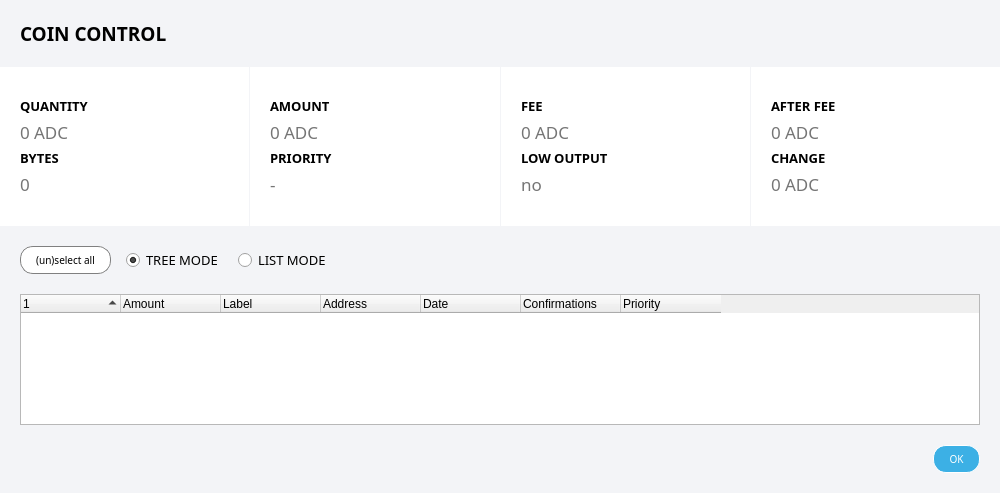
The window that src/qt/forms/coincontroldialog.ui (aurovine/AudioCoin) describes before a commit, drawn with Qt 5.
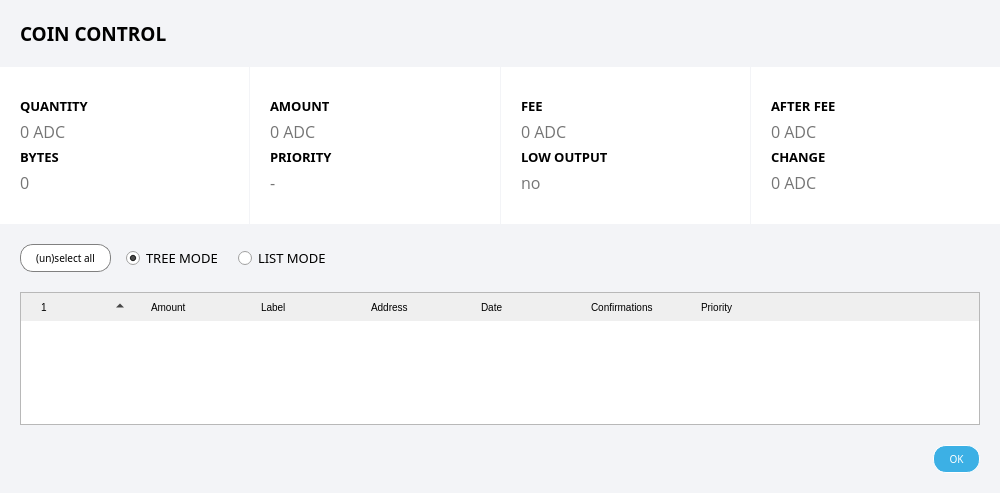
The same window after the commit. Icons and pictures are not drawn. Custom widgets are drawn as their Qt base class.

Commit message: changes used fonts and sets FaderDialog inheritance

Patch:
```diff
--- a/src/qt/forms/coincontroldialog.ui
+++ b/src/qt/forms/coincontroldialog.ui
@@ -21,7 +21,29 @@
 QPushButton { font-family: 'Montserrat'; text-transform: uppercase; font-size: 10px; border: 1px solid gray; padding: 0px 15px; border-radius: 13px; min-height: 26px; max-height: 26px; background-color: white; }
 
 QPushButton:hover, QPushButton:pressed { background-color: #1c99d2; color: white; }
-QPushButton:disabled { background-color: white; color: gray; }</string>
+QPushButton:disabled { background-color: white; color: gray; }
+
+QTreeView::item, QTableView::item {
+	border: 0;
+	padding: 0px 15px;
+	font-family: 'Open Sans';
+}
+
+QHeaderView::section {
+	font-family: 'Montserrat';
+	font-size: 10px;
+	padding: 5px 20px;
+	border: none;
+	text-transform: uppercase;
+}
+
+QHeaderView::down_arrow {
+	image: url(:/icons/md/arrow_down);
+}
+
+QHeaderView::up_arrow {
+	image: url(:/icons/md/arrow_up);
+}</string>
   </property>
   <layout class="QVBoxLayout" name="verticalLayout">
    <property name="spacing">
@@ -197,8 +219,8 @@
              <widget class="QLabel" name="labelCoinControlQuantity">
               <property name="font">
                <font>
-                <family>Montserrat</family>
-                <pointsize>13</pointsize>
+                <family>Open Sans</family>
+                <pointsize>12</pointsize>
                </font>
               </property>
               <property name="cursor">
@@ -222,8 +244,8 @@
              <widget class="QLabel" name="labelCoinControlBytes">
               <property name="font">
                <font>
-                <family>Montserrat</family>
-                <pointsize>13</pointsize>
+                <family>Open Sans</family>
+                <pointsize>12</pointsize>
                </font>
               </property>
               <property name="cursor">
@@ -316,8 +338,8 @@
              <widget class="QLabel" name="labelCoinControlAmount">
               <property name="font">
                <font>
-                <family>Montserrat</family>
-                <pointsize>13</pointsize>
+                <family>Open Sans</family>
+                <pointsize>12</pointsize>
                </font>
               </property>
               <property name="cursor">
@@ -341,8 +363,8 @@
              <widget class="QLabel" name="labelCoinControlPriority">
               <property name="font">
                <font>
-                <family>Montserrat</family>
-                <pointsize>13</pointsize>
+                <family>Open Sans</family>
+                <pointsize>12</pointsize>
                </font>
               </property>
               <property name="cursor">
@@ -438,8 +460,8 @@
              <widget class="QLabel" name="labelCoinControlFee">
               <property name="font">
                <font>
-                <family>Montserrat</family>
-                <pointsize>13</pointsize>
+                <family>Open Sans</family>
+                <pointsize>12</pointsize>
                </font>
               </property>
               <property name="cursor">
@@ -466,8 +488,8 @@
               </property>
               <property name="font">
                <font>
-                <family>Montserrat</family>
-                <pointsize>13</pointsize>
+                <family>Open Sans</family>
+                <pointsize>12</pointsize>
                </font>
               </property>
               <property name="cursor">
@@ -542,8 +564,8 @@
              <widget class="QLabel" name="labelCoinControlAfterFee">
               <property name="font">
                <font>
-                <family>Montserrat</family>
-                <pointsize>13</pointsize>
+                <family>Open Sans</family>
+                <pointsize>12</pointsize>
                </font>
               </property>
               <property name="cursor">
@@ -591,8 +613,8 @@
               </property>
               <property name="font">
                <font>
-                <family>Montserrat</family>
-                <pointsize>13</pointsize>
+                <family>Open Sans</family>
+                <pointsize>12</pointsize>
                </font>
               </property>
               <property name="cursor">
@@ -737,7 +759,7 @@
        <widget class="CoinControlTreeWidget" name="treeWidget">
         <property name="font">
          <font>
-          <family>Montserrat</family>
+          <family>Open Sans</family>
           <pointsize>10</pointsize>
           <weight>50</weight>
           <bold>false</bold>
@@ -757,8 +779,11 @@
         <property name="columnCount">
          <number>7</number>
         </property>
+        <attribute name="headerDefaultSectionSize">
+         <number>110</number>
+        </attribute>
         <attribute name="headerMinimumSectionSize">
-         <number>30</number>
+         <number>50</number>
         </attribute>
         <attribute name="headerShowSortIndicator" stdset="0">
          <bool>true</bool>
```
Left out of the diff: 4 changed lines with no effect on the pictures. The commit also changes 27 other files.
